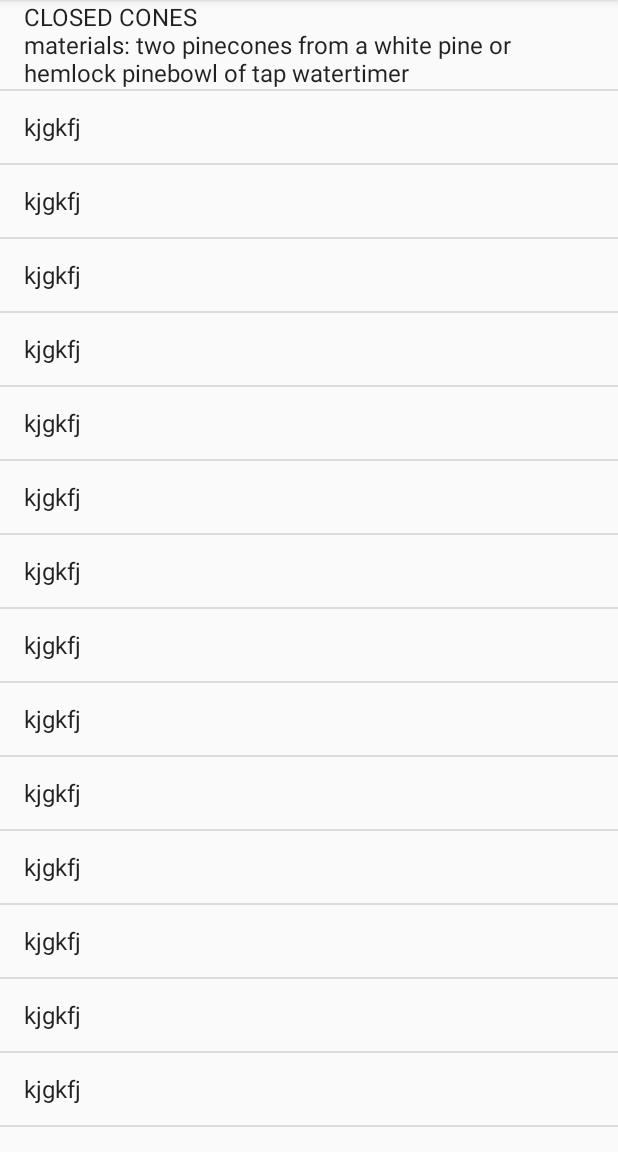
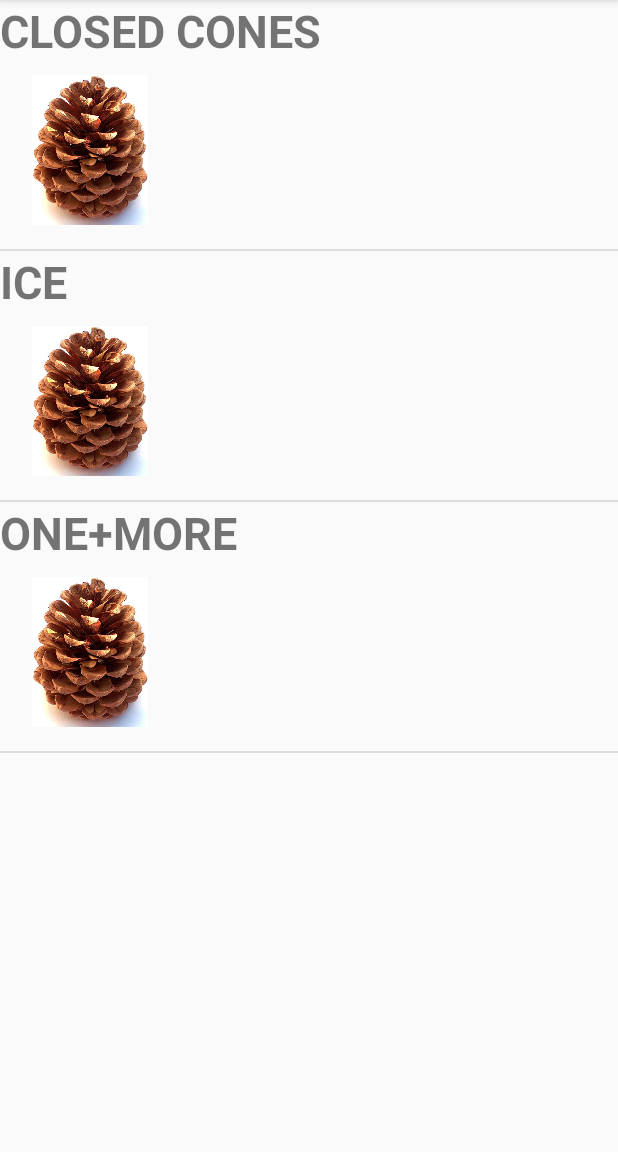
Before and after one commit to pinkcollar/TimeWithKid, an Android app: the screen it shows after launch (MainActivity), on a phone screen of 412 x 824 dp, the part 84-1236 px from its top. Run offline under Robolectric (Android 15) with nearby library versions, the phone set to English and light mode, and no system bars.

Commit message:
CustomView calss added to dispalay the list view

```diff
--- a/app/src/main/java/com/example/timewithkid/MainActivity.java
+++ b/app/src/main/java/com/example/timewithkid/MainActivity.java
@@ -4,24 +4,41 @@ import androidx.appcompat.app.AppCompatActivity;
 
 import android.os.Bundle;
 import android.view.View;
+import android.view.ViewGroup;
 import android.widget.AdapterView;
 import android.widget.ArrayAdapter;
+import android.widget.BaseAdapter;
+import android.widget.ImageView;
 import android.widget.ListView;
+import android.widget.TextView;
 
 import java.util.ArrayList;
 
 public class MainActivity extends AppCompatActivity {
 
-    ListView listView;
+    //ListView listView;
+    ListView mlistView;
+    ArrayList<Integer> images  = new ArrayList<>();
+     ;
+
+    ArrayList<String> taskNames = new ArrayList<>();
+
+    ArrayList<String> arrayList = new ArrayList<>();
+
+
     @Override
     protected void onCreate(Bundle savedInstanceState) {
         super.onCreate(savedInstanceState);
         setContentView(R.layout.activity_main);
 
-        listView = findViewById(R.id.listView);
-
-        ArrayList<String> arrayList = new ArrayList<>();
-
+        mlistView = findViewById(R.id.listView);
+        taskNames.add("CLOSED CONES");
+        taskNames.add("ICE");
+        taskNames.add("ONE+MORE");
+        images.add(R.drawable.pinecone);
+        images.add(R.drawable.pinecone);
+        images.add(R.drawable.pinecone);
+        images.add(R.drawable.pinecone);
         arrayList.add("CLOSED CONES\n" +
                 "materials: " +
                 "two pinecones from a white pine or hemlock pine" +
@@ -49,16 +66,43 @@ public class MainActivity extends AppCompatActivity {
         arrayList.add("kjgkfj");
         arrayList.add("kjgkfj");
 
-        ArrayAdapter arrayAdapter = new ArrayAdapter(this, android.R.layout.simple_list_item_1, arrayList);
+        CustomAdaptor customAdaptor = new CustomAdaptor();
+        mlistView.setAdapter(customAdaptor);
 
-        listView.setAdapter(arrayAdapter);
+        //ArrayAdapter arrayAdapter = new ArrayAdapter(this, android.R.layout.simple_list_item_1, arrayList);
 
-        listView.setOnItemClickListener(new AdapterView.OnItemClickListener() {
-            @Override
-            public void onItemClick(AdapterView<?> parent, View view, int position, long id) {
+        //listView.setAdapter(arrayAdapter);
 
-            }
-        });
+
+
+    }
+
+    class CustomAdaptor extends BaseAdapter{
+
+        @Override
+        public int getCount() {
+            return taskNames.size();
+        }
+
+        @Override
+        public Object getItem(int position) {
+            return taskNames.get(position);
+        }
+
+        @Override
+        public long getItemId(int position) {
+            return position;
+        }
+
+        @Override
+        public View getView(int position, View convertView, ViewGroup parent) {
+            View view = getLayoutInflater().inflate(R.layout.customlayout, null);
+            ImageView mImageView = view.findViewById(R.id.imageView);
+            TextView mTextView = view.findViewById(R.id.textView);
+            mImageView.setImageResource(images.get(position));
+            mTextView.setText(taskNames.get(position));
+            return view;
+        }
     }
 
 
--- /dev/null
+++ b/app/src/main/res/layout/customlayout.xml
@@ -0,0 +1,35 @@
+<?xml version="1.0" encoding="utf-8"?>
+<RelativeLayout xmlns:android="http://schemas.android.com/apk/res/android"
+    xmlns:app="http://schemas.android.com/apk/res-auto"
+    android:orientation="vertical" android:layout_width="match_parent"
+    android:layout_height="match_parent">
+
+    <ImageView
+        android:id="@+id/imageView"
+        android:layout_width="100dp"
+        android:layout_height="100dp"
+        android:layout_marginStart="10dp"
+        android:layout_marginLeft="16dp"
+        android:layout_marginTop="50dp"
+
+        android:layout_marginEnd="16dp"
+        android:layout_marginRight="16dp"
+        android:layout_marginBottom="16dp"
+
+        app:srcCompat="@mipmap/ic_launcher" />
+
+    <TextView
+        android:id="@+id/textView"
+        android:layout_width="match_parent"
+        android:layout_height="49dp"
+        android:layout_alignParentEnd="true"
+        android:layout_alignParentRight="true"
+        android:layout_marginEnd="15dp"
+        android:layout_marginRight="15dp"
+        android:text="TaskName"
+        android:textStyle="bold"
+        android:textSize="30sp"
+        />
+
+
+</RelativeLayout>
```
